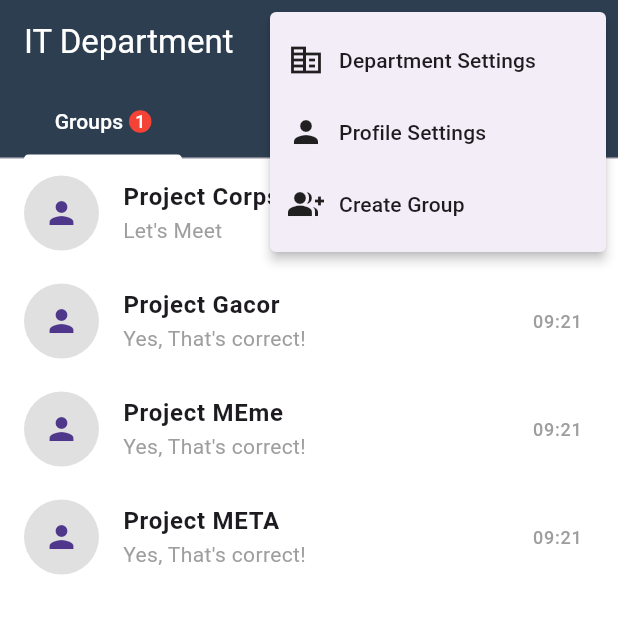
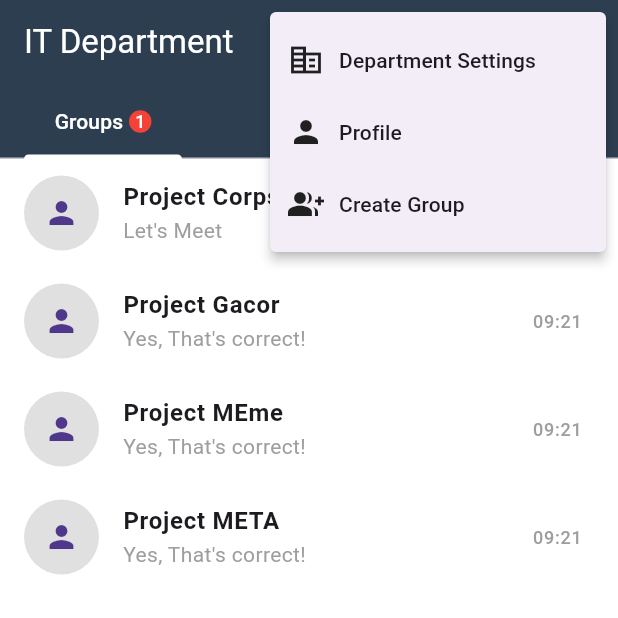
Before and after one commit to 2bd4-pbp-01/chatting_ui, a Flutter app: the ChatScreen screen opened directly, after a tap on the "more vert" icon, on a phone screen of 412 x 824 dp, the top half of it. Run offline on Flutter 3.47's test engine with Material 3 defaults, Android fonts, the phone set to English and light mode, and no system bars.

Commit message:
Update chat_screen.dart profile screen punya igi udah disatuin

```diff
--- a/lib/chat_screen.dart
+++ b/lib/chat_screen.dart
@@ -1,6 +1,6 @@
 import 'package:flutter/material.dart';
 import 'departement_settings.dart';
-import 'profile_settings.dart';
+import 'profile_screen.dart';
 import 'creategroup.dart';
 
 class ChatScreen extends StatefulWidget {
@@ -69,11 +69,11 @@ class _ChatScreenState extends State<ChatScreen> {
                       ),
                     );
                     break;
-                  case 'Profile Settings':
+                  case 'Profile':
                     Navigator.push(
                       context,
                       MaterialPageRoute(
-                        builder: (context) => const ProfileSettingsScreen(),
+                        builder: (context) => const ProfileScreen(),
                       ),
                     );
                     break;
@@ -99,12 +99,12 @@ class _ChatScreenState extends State<ChatScreen> {
                   ),
                 ),
                 PopupMenuItem<String>(
-                  value: 'Profile Settings',
+                  value: 'Profile',
                   child: Row(
                     children: [
                       const Icon(Icons.person, color: Colors.black87),
                       const SizedBox(width: 10),
-                      const Text('Profile Settings'),
+                      const Text('Profile'),
                     ],
                   ),
                 ),
```
